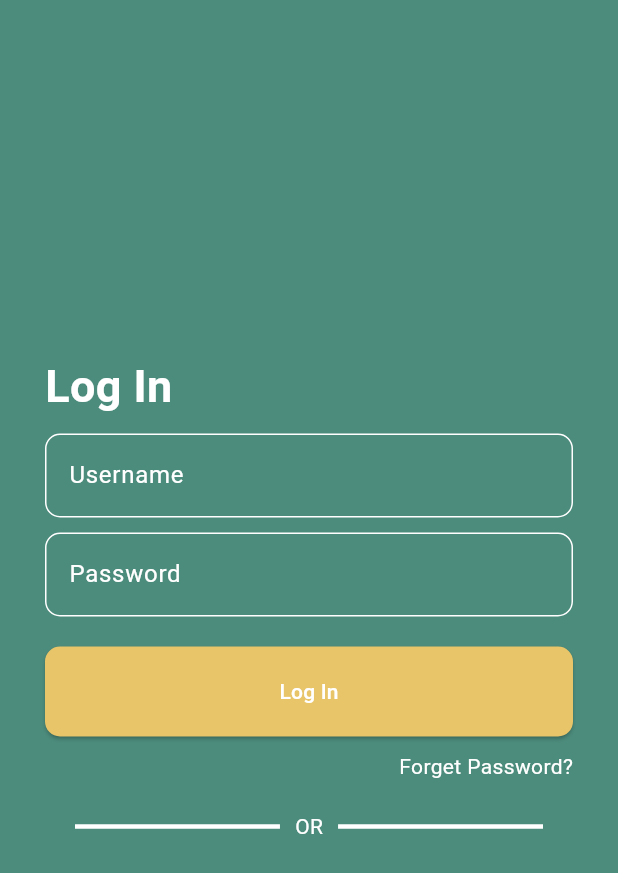
After one commit to KaelNierras/vis_can_learn, a Flutter app: the Login screen opened directly, on a phone screen of 412 x 824 dp. The commit adds this screen. Shown: the top 873 px of the screen. Run offline on Flutter 3.47's test engine with Material 3 defaults, Android fonts, the light colour scheme and no system bars; our stand-ins replace flutter_native_splash, shared_preferences; accounts and stored records are empty.

Commit message:
login_screen

```diff
--- /dev/null
+++ b/lib/common/wiget/InputText.dart
@@ -0,0 +1,39 @@
+import 'package:flutter/material.dart';
+
+class InputText extends StatelessWidget {
+  const InputText({
+    super.key,
+    required this.controller,
+    required this.name,
+    required this.fill,
+    this.fillColor,
+  });
+
+  final TextEditingController controller;
+  final String name;
+  final bool fill;
+  final Color? fillColor;
+
+  @override
+  Widget build(BuildContext context) {
+    return TextField(
+      controller: controller,
+      decoration: InputDecoration(
+        filled: fill, // Add this
+        fillColor: fillColor, // Add this
+        enabledBorder: OutlineInputBorder(
+          borderRadius: BorderRadius.circular(10.0),
+          borderSide: const BorderSide(color: Colors.white),
+        ),
+        focusedBorder: OutlineInputBorder(
+          borderRadius: BorderRadius.circular(10.0),
+          borderSide: const BorderSide(color: Colors.white),
+        ),
+        labelText: name,
+        labelStyle: const TextStyle(color: Colors.white),
+      ),
+      keyboardType: TextInputType.number,
+      style: const TextStyle(color: Colors.white),
+    );
+  }
+}
--- /dev/null
+++ b/lib/features/login/views/login_screen.dart
@@ -0,0 +1,132 @@
+import 'package:flutter/foundation.dart';
+import 'package:flutter/material.dart';
+import 'package:flutter_native_splash/flutter_native_splash.dart';
+import 'package:shared_preferences/shared_preferences.dart';
+import 'package:vis_can_learn/common/wiget/InputText.dart';
+import 'package:vis_can_learn/theme/custom_colors.dart';
+import 'package:vis_can_learn/utils/widget_helper.dart';
+
+class Login extends StatefulWidget {
+  const Login({super.key});
+
+  @override
+  State<Login> createState() => _LoginState();
+}
+
+class _LoginState extends State<Login> {
+  int? isViewed;
+
+  @override
+  void initState() {
+    super.initState();
+    //initialization();
+  }
+
+  // //Splash Screen Initialization
+  // void initialization() async {
+  //   await Future.delayed(const Duration(seconds: 1));
+  //   FlutterNativeSplash.remove();
+  // }
+
+  @override
+  Widget build(BuildContext context) {
+    var usernameController = TextEditingController();
+    var passwordController = TextEditingController();
+    return Scaffold(
+      backgroundColor: Colors.white,
+      body: Container(
+        width: MediaQuery.of(context).size.width, // Set the width to 100%
+        decoration: const BoxDecoration(
+          color: background,
+          // image: DecorationImage(
+          //   image: AssetImage('assets/images/mountain_bg.png'),
+          //   fit: BoxFit.cover, // Adjust the image size
+          // ),
+        ),
+        child: Padding(
+          padding: const EdgeInsets.all(30),
+          child: Column(
+            mainAxisAlignment: MainAxisAlignment.start,
+            crossAxisAlignment: CrossAxisAlignment.start,
+            children: [
+              addVerticalSpace(MediaQuery.of(context).size.height / 4,),
+              const Text(
+                "Log In",
+                style: TextStyle(
+                  color: Colors.white,
+                  fontSize: 30,
+                  fontWeight: FontWeight.bold,
+                ),
+              ),
+              addVerticalSpace(10),
+              InputText(
+                controller: usernameController,
+                name: "Username",
+                fill: false,
+              ),
+              addVerticalSpace(10),
+              InputText(
+                controller: passwordController,
+                name: "Password",
+                fill: false,
+              ),
+              addVerticalSpace(20),
+              SizedBox(
+                width: MediaQuery.of(context).size.width,
+                child: ElevatedButton(
+                  onPressed: () {
+                    // Respond to button press
+                  },
+                  style: ButtonStyle(
+                    backgroundColor: MaterialStateProperty.all<Color?>(orange),
+                    shape: MaterialStateProperty.all<RoundedRectangleBorder>(
+                      RoundedRectangleBorder(
+                        borderRadius: BorderRadius.circular(
+                            10.0), // Minimize border radius
+                      ),
+                    ),
+                  ),
+                  child: const Text('Log In'),
+                ),
+              ),
+              addVerticalSpace(10),
+              const Row(
+                mainAxisAlignment: MainAxisAlignment.end,
+                children: [
+                  Text('Forget Password?', style: TextStyle(color: Colors.white),),
+                ],
+              ),
+              addVerticalSpace(20),
+              Padding(
+                padding: const EdgeInsets.symmetric(horizontal: 20.0), // Add padding to the left and right
+                child: Row(
+                  mainAxisAlignment: MainAxisAlignment.center,
+                  children: [
+                    const Expanded(
+                      child: Divider(
+                        thickness: 3.0,
+                        color: Colors.white,
+                      ),
+                    ),
+                    addHorizontalSpace(10),
+                    const Text(
+                      "OR",
+                      style: TextStyle(color: Colors.white),
+                    ),
+                    addHorizontalSpace(10),
+                    const Expanded(
+                      child: Divider(
+                        thickness: 3.0,
+                        color: Colors.white,
+                      ),
+                    ),
+                  ],
+                ),
+              )
+            ],
+          ),
+        ),
+      ),
+    );
+  }
+}
--- a/lib/features/onboarding/views/onboarding_screen.dart
+++ b/lib/features/onboarding/views/onboarding_screen.dart
@@ -25,12 +25,6 @@ class _OnboardingScreenState extends State<OnboardingScreen> {
   void initState() {
     _controller = PageController();
     super.initState();
-    initialization();
-  }
-
-  void initialization() async {
-    await Future.delayed(const Duration(seconds: 1));
-    FlutterNativeSplash.remove();
   }
 
   int _currentPage = 0;
--- a/lib/main.dart
+++ b/lib/main.dart
@@ -6,15 +6,16 @@ import 'package:flutter/material.dart';
 import 'package:shared_preferences/shared_preferences.dart';
 
 //Screens
-import 'features/dashboard/views/dashboard_screen.dart';
+//import 'features/dashboard/views/dashboard_screen.dart';
+import 'features/login/views/login_screen.dart';
 import 'features/onboarding/views/onboarding_screen.dart';
 import 'theme/theme_constants.dart';
 
 int? isViewed;
 
 void main() async {
-  WidgetsBinding widgetsBinding = WidgetsFlutterBinding.ensureInitialized();
-  FlutterNativeSplash.preserve(widgetsBinding: widgetsBinding);
+  // WidgetsBinding widgetsBinding = WidgetsFlutterBinding.ensureInitialized();
+  // FlutterNativeSplash.preserve(widgetsBinding: widgetsBinding);
   SharedPreferences prefs = await SharedPreferences.getInstance();
   isViewed = prefs.getInt('onboard');
   runApp(const MyApp());
@@ -41,7 +42,7 @@ class _MyAppState extends State<MyApp> {
       debugShowCheckedModeBanner: false,
       title: 'VisCanLearn',
       theme: lightTheme,
-      home: isViewed != 0 ? const OnboardingScreen() : const Dashboard(),
+      home: isViewed != 0 ? const OnboardingScreen() : const Login(),
     );
   }
 }
--- /dev/null
+++ b/lib/theme/custom_colors.dart
@@ -0,0 +1,5 @@
+import 'package:flutter/material.dart';
+
+const Color green = Color(0xFF4D7C4B);
+const Color background = Color(0xFF4C8C7C);
+const Color orange = Color(0xFFE9C569);
--- /dev/null
+++ b/lib/utils/widget_helper.dart
@@ -0,0 +1,9 @@
+import 'package:flutter/material.dart';
+
+Widget addVerticalSpace(double height) {
+  return SizedBox(height: height);
+}
+
+Widget addHorizontalSpace(double width) {
+  return SizedBox(width: width);
+}
--- a/pubspec.yaml
+++ b/pubspec.yaml
@@ -67,6 +67,7 @@ flutter:
     - assets/images/onboarding/image2.png
     - assets/images/onboarding/image3.png
     - assets/images/onboarding/image4.png
+    - assets/images/mountain_bg.png
 
   # An image asset can refer to one or more resolution-specific "variants", see
   # https://flutter.dev/assets-and-images/#resolution-aware
```
Also changed, not shown: assets/images/mountain_bg.png (added).
